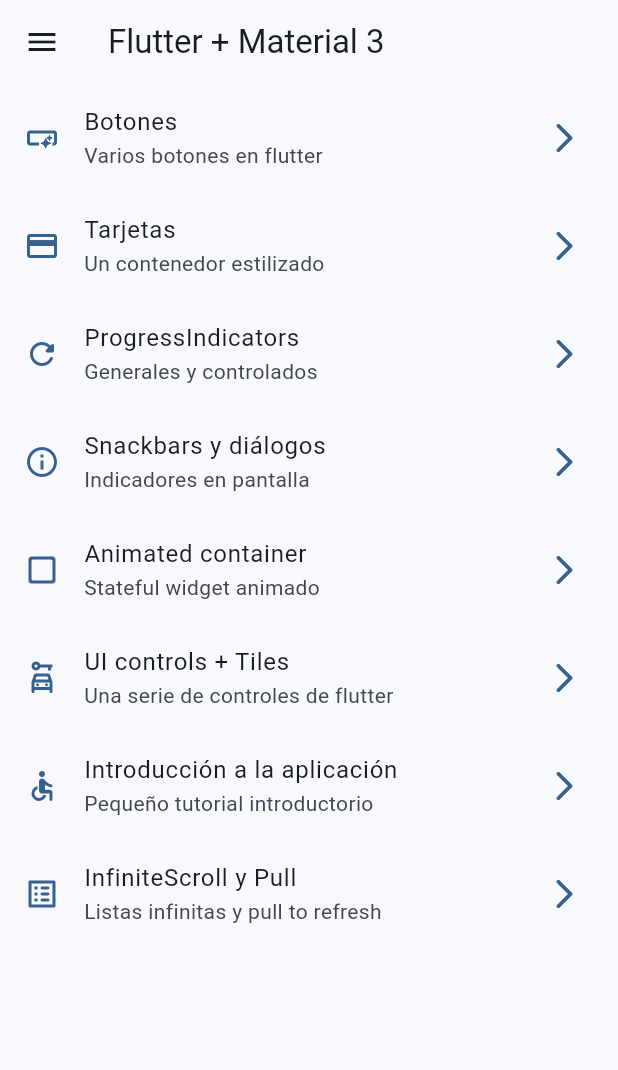
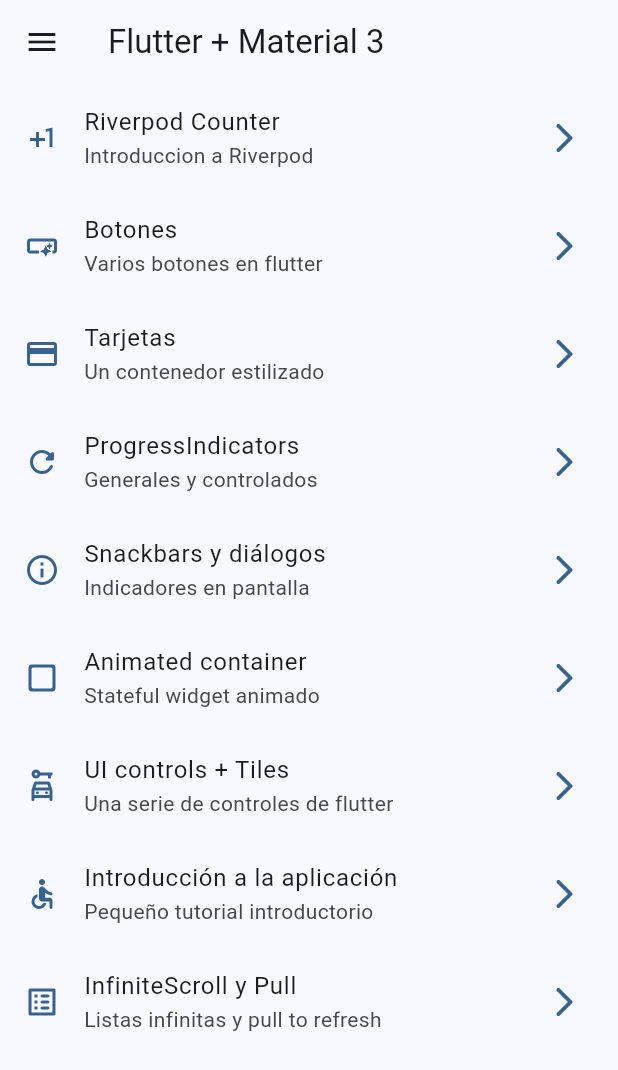
Before and after one commit to fisico-alienado/widgets-app-flutter, a Flutter app: the screen it shows after launch, on a phone screen of 412 x 824 dp. Shown: the top 1070 px of the screen. Run offline on Flutter 3.47's test engine with Material 2 defaults, Android fonts, the phone set to English and light mode, and no system bars; our stand-ins replace animate_do, go_router.

Commit message:
Creación de pantalla que se usará con Riverpod

```diff
--- a/lib/config/menu/menu_items.dart
+++ b/lib/config/menu/menu_items.dart
@@ -16,6 +16,12 @@ class MenuItem {
 }
 
 const appMenuItems = <MenuItem>[
+  MenuItem(
+    title: 'Riverpod Counter',
+    subTitle: 'Introduccion a Riverpod',
+    link: '/counter-river',
+    icon: Icons.plus_one
+  ),
 
   MenuItem(
     title: 'Botones',
--- a/lib/config/router/app_router.dart
+++ b/lib/config/router/app_router.dart
@@ -52,5 +52,11 @@ final appRouter = GoRouter(
       name: InfiniteScrollScreen.name,
       builder: (context, state) => const InfiniteScrollScreen(),
     ),
+
+    GoRoute(
+      path: '/counter-river',
+      name: CounterScreen.name,
+      builder: (context, state) => const CounterScreen(),
+    ),
   ],
 );
--- a/lib/presentation/screens/screens.dart
+++ b/lib/presentation/screens/screens.dart
@@ -2,6 +2,7 @@ export 'package:widgets_riverpod_app/presentation/screens/animated/animated_scre
 export 'package:widgets_riverpod_app/presentation/screens/app_tutorial/app_tutorial_screen.dart';
 export 'package:widgets_riverpod_app/presentation/screens/buttons/buttons_screen.dart';
 export 'package:widgets_riverpod_app/presentation/screens/cards/cards_screen.dart';
+export 'package:widgets_riverpod_app/presentation/screens/counter/counter_screen.dart';
 export 'package:widgets_riverpod_app/presentation/screens/home/home_screen.dart';
 export 'package:widgets_riverpod_app/presentation/screens/infinite_scroll/infinite_scroll_screen.dart';
 export 'package:widgets_riverpod_app/presentation/screens/progress/progress_screen.dart';
```
Also changed, not shown: lib/presentation/screens/counter/counter_screen.dart (added, +31 -0 lines).
